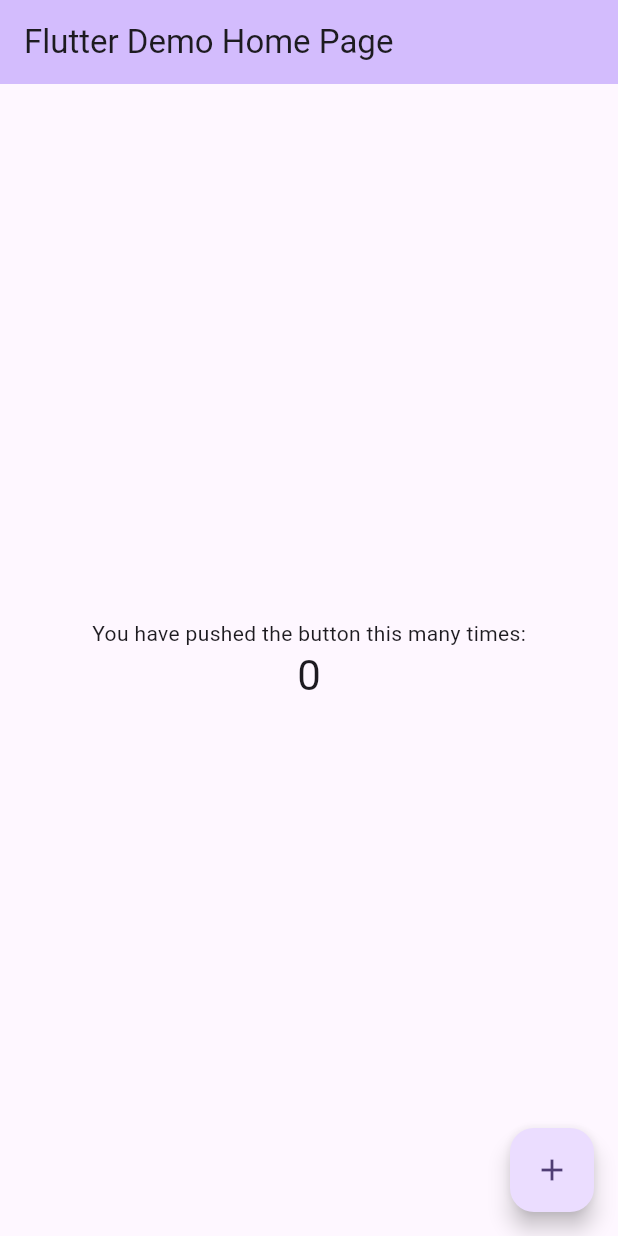
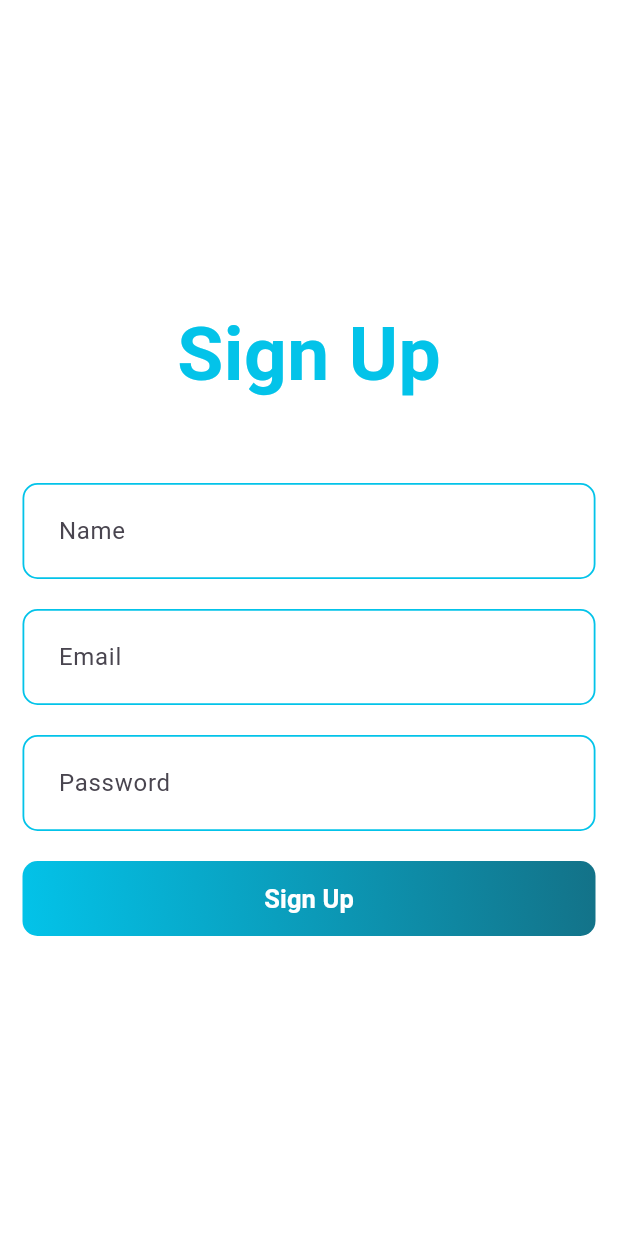
Before and after one commit to emilieweiss/voldt, a Flutter app: the screen it shows after launch, on a phone screen of 412 x 824 dp. Run offline on Flutter 3.47's test engine with Material 3 defaults, Android fonts, the phone set to English and light mode, and no system bars.

Commit message:
Setup af Sign Up Page

```diff
--- /dev/null
+++ b/lib/core/theme/app_pallete.dart
@@ -0,0 +1,14 @@
+import 'package:flutter/material.dart';
+
+class AppPallete {
+  static const Color backgroundColor = Color.fromRGBO(255, 255, 255, 1);
+  static const Color white = Color.fromRGBO(255, 255, 255, 1);
+  static const Color woltBlue = Color.fromRGBO(3, 195, 233, 1);
+  static const Color woltMediumBlue = Color.fromRGBO(19, 114, 136, 1);
+  static const Color woltDarkBlue = Color.fromRGBO(32, 33, 37, 1);
+  static const Color black = Color.fromRGBO(0, 0, 0, 1);
+  static const Color mediumGrey = Color.fromRGBO(180, 180, 180, 1);
+  static const Color lightGrey = Color.fromRGBO(241, 241, 243, 1);
+  static const Color errorColor = Colors.redAccent;
+  static const Color transparentColor = Colors.transparent;
+}
--- /dev/null
+++ b/lib/core/theme/theme.dart
@@ -0,0 +1,19 @@
+import 'package:flutter/material.dart';
+import 'package:voldt/core/theme/app_pallete.dart';
+
+class AppTheme {
+  static _border([Color color = AppPallete.woltBlue]) => OutlineInputBorder(
+    borderSide: BorderSide(color: color, width: 1.2),
+    borderRadius: BorderRadius.circular(10),
+  );
+
+  static final lightThemeMode = ThemeData.light().copyWith(
+    scaffoldBackgroundColor: AppPallete.backgroundColor,
+    primaryColor: AppPallete.woltBlue,
+    inputDecorationTheme: InputDecorationTheme(
+      contentPadding: const EdgeInsets.all(20),
+      enabledBorder: _border(),
+      focusedBorder: _border(AppPallete.woltMediumBlue),
+    ),
+  );
+}
--- /dev/null
+++ b/lib/features/auth/presentation/pages/signup_page.dart
@@ -0,0 +1,43 @@
+import 'package:flutter/material.dart';
+import 'package:voldt/core/theme/app_pallete.dart';
+import 'package:voldt/features/auth/presentation/widgets/auth_field.dart';
+import 'package:voldt/features/auth/presentation/widgets/auth_gradient_button.dart';
+
+class SignUpPage extends StatefulWidget {
+  const SignUpPage({super.key});
+
+  @override
+  State<SignUpPage> createState() => _SignUpPageState();
+}
+
+class _SignUpPageState extends State<SignUpPage> {
+  @override
+  Widget build(BuildContext context) {
+    return Scaffold(
+      body: Padding(
+        padding: const EdgeInsets.all(15),
+        child: Column(
+          mainAxisAlignment: MainAxisAlignment.center,
+          children: [
+            Text(
+              'Sign Up',
+              style: TextStyle(
+                fontSize: 50,
+                fontWeight: FontWeight.bold,
+                color: AppPallete.woltBlue,
+              ),
+            ),
+            SizedBox(height: 50),
+            AuthField(hintText: 'Name'),
+            SizedBox(height: 20),
+            AuthField(hintText: 'Email'),
+            SizedBox(height: 20),
+            AuthField(hintText: 'Password'),
+            SizedBox(height: 20),
+            AuthGradientButton(),
+          ],
+        ),
+      ),
+    );
+  }
+}
--- /dev/null
+++ b/lib/features/auth/presentation/widgets/auth_field.dart
@@ -0,0 +1,11 @@
+import 'package:flutter/material.dart';
+
+class AuthField extends StatelessWidget {
+  final String hintText;
+  const AuthField({super.key, required this.hintText});
+
+  @override
+  Widget build(BuildContext context) {
+    return TextFormField(decoration: InputDecoration(hintText: hintText));
+  }
+}
--- /dev/null
+++ b/lib/features/auth/presentation/widgets/auth_gradient_button.dart
@@ -0,0 +1,36 @@
+import 'package:flutter/material.dart';
+import 'package:voldt/core/theme/app_pallete.dart';
+
+class AuthGradientButton extends StatelessWidget {
+  const AuthGradientButton({super.key});
+
+  @override
+  Widget build(BuildContext context) {
+    return Container(
+      decoration: BoxDecoration(
+        gradient: LinearGradient(
+          colors: [AppPallete.woltBlue, AppPallete.woltMediumBlue],
+          begin: Alignment.bottomLeft,
+          end: Alignment.topRight,
+        ),
+        borderRadius: BorderRadius.circular(10),
+      ),
+      child: ElevatedButton(
+        onPressed: () {},
+        style: ElevatedButton.styleFrom(
+          fixedSize: Size(395, 50),
+          backgroundColor: AppPallete.transparentColor,
+          shadowColor: AppPallete.transparentColor,
+        ),
+        child: Text(
+          'Sign Up',
+          style: TextStyle(
+            fontSize: 17,
+            fontWeight: FontWeight.w600,
+            color: AppPallete.white,
+          ),
+        ),
+      ),
+    );
+  }
+}
--- a/lib/main.dart
+++ b/lib/main.dart
@@ -1,4 +1,6 @@
 import 'package:flutter/material.dart';
+import 'package:voldt/core/theme/theme.dart';
+import 'package:voldt/features/auth/presentation/pages/signup_page.dart';
 
 void main() {
   runApp(const MyApp());
@@ -7,116 +9,13 @@ void main() {
 class MyApp extends StatelessWidget {
   const MyApp({super.key});
 
-  // This widget is the root of your application.
   @override
   Widget build(BuildContext context) {
     return MaterialApp(
-      title: 'Flutter Demo',
-      theme: ThemeData(
-        // This is the theme of your application.
-        //
-        // TRY THIS: Try running your application with "flutter run". You'll see
-        // the application has a purple toolbar. Then, without quitting the app,
-        // try changing the seedColor in the colorScheme below to Colors.green
-        // and then invoke "hot reload" (save your changes or press the "hot
-        // reload" button in a Flutter-supported IDE, or press "r" if you used
-        // the command line to start the app).
-        //
-        // Notice that the counter didn't reset back to zero; the application
-        // state is not lost during the reload. To reset the state, use hot
-        // restart instead.
-        //
-        // This works for code too, not just values: Most code changes can be
-        // tested with just a hot reload.
-        colorScheme: ColorScheme.fromSeed(seedColor: Colors.deepPurple),
-      ),
-      home: const MyHomePage(title: 'Flutter Demo Home Page'),
+      debugShowCheckedModeBanner: false,
+      title: 'Voldt App',
+      theme: AppTheme.lightThemeMode,
+      home: const SignUpPage(),
     );
   }
 }
-
-class MyHomePage extends StatefulWidget {
-  const MyHomePage({super.key, required this.title});
-
-  // This widget is the home page of your application. It is stateful, meaning
-  // that it has a State object (defined below) that contains fields that affect
-  // how it looks.
-
-  // This class is the configuration for the state. It holds the values (in this
-  // case the title) provided by the parent (in this case the App widget) and
-  // used by the build method of the State. Fields in a Widget subclass are
-  // always marked "final".
-
-  final String title;
-
-  @override
-  State<MyHomePage> createState() => _MyHomePageState();
-}
-
-class _MyHomePageState extends State<MyHomePage> {
-  int _counter = 0;
-
-  void _incrementCounter() {
-    setState(() {
-      // This call to setState tells the Flutter framework that something has
-      // changed in this State, which causes it to rerun the build method below
-      // so that the display can reflect the updated values. If we changed
-      // _counter without calling setState(), then the build method would not be
-      // called again, and so nothing would appear to happen.
-      _counter++;
-    });
-  }
-
-  @override
-  Widget build(BuildContext context) {
-    // This method is rerun every time setState is called, for instance as done
-    // by the _incrementCounter method above.
-    //
-    // The Flutter framework has been optimized to make rerunning build methods
-    // fast, so that you can just rebuild anything that needs updating rather
-    // than having to individually change instances of widgets.
-    return Scaffold(
-      appBar: AppBar(
-        // TRY THIS: Try changing the color here to a specific color (to
-        // Colors.amber, perhaps?) and trigger a hot reload to see the AppBar
-        // change color while the other colors stay the same.
-        backgroundColor: Theme.of(context).colorScheme.inversePrimary,
-        // Here we take the value from the MyHomePage object that was created by
-        // the App.build method, and use it to set our appbar title.
-        title: Text(widget.title),
-      ),
-      body: Center(
-        // Center is a layout widget. It takes a single child and positions it
-        // in the middle of the parent.
-        child: Column(
-          // Column is also a layout widget. It takes a list of children and
-          // arranges them vertically. By default, it sizes itself to fit its
-          // children horizontally, and tries to be as tall as its parent.
-          //
-          // Column has various properties to control how it sizes itself and
-          // how it positions its children. Here we use mainAxisAlignment to
-          // center the children vertically; the main axis here is the vertical
-          // axis because Columns are vertical (the cross axis would be
-          // horizontal).
-          //
-          // TRY THIS: Invoke "debug painting" (choose the "Toggle Debug Paint"
-          // action in the IDE, or press "p" in the console), to see the
-          // wireframe for each widget.
-          mainAxisAlignment: MainAxisAlignment.center,
-          children: <Widget>[
-            const Text('You have pushed the button this many times:'),
-            Text(
-              '$_counter',
-              style: Theme.of(context).textTheme.headlineMedium,
-            ),
-          ],
-        ),
-      ),
-      floatingActionButton: FloatingActionButton(
-        onPressed: _incrementCounter,
-        tooltip: 'Increment',
-        child: const Icon(Icons.add),
-      ), // This trailing comma makes auto-formatting nicer for build methods.
-    );
-  }
-}
```
